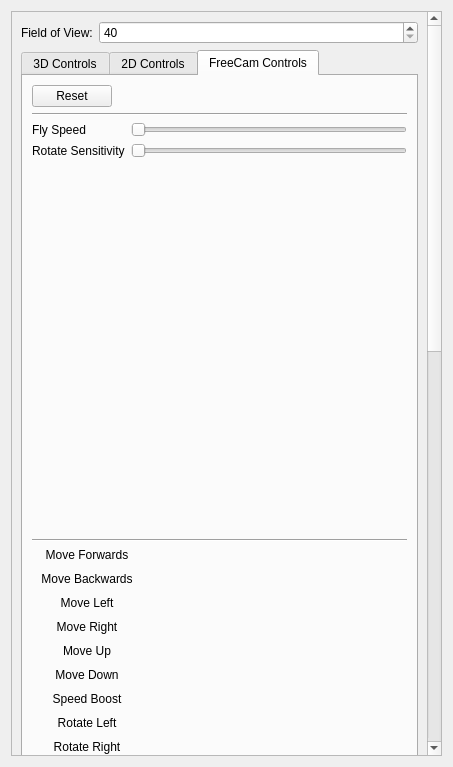
First picture: the form in Tools/HolocronToolset/src/ui/widgets/settings/module_designer.ui, repository NickHugi/PyKotor, before the edit.
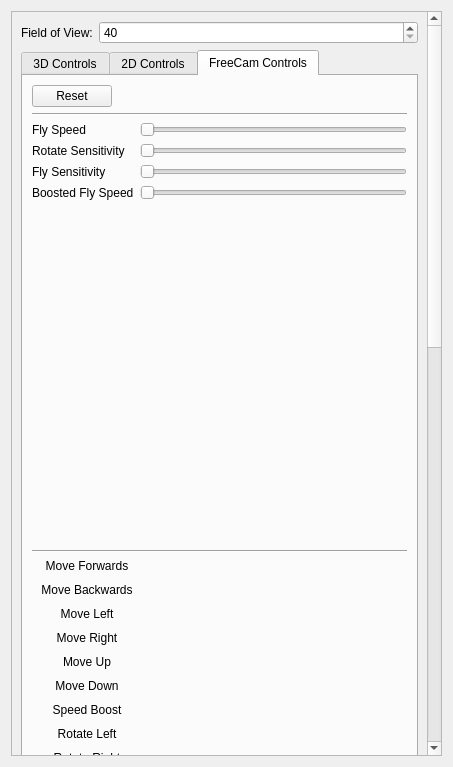
Second picture: the form after the edit. The open tabs and pages were chosen to show the change. Custom widgets are drawn as their Qt base class.

Commit message: implement remaining module designer binds/sliders

Patch:
```diff
--- a/Tools/HolocronToolset/src/ui/widgets/settings/module_designer.ui
+++ b/Tools/HolocronToolset/src/ui/widgets/settings/module_designer.ui
@@ -125,13 +125,6 @@
                                                             </property>
                                                         </widget>
                                                     </item>
-                                                    <item row="2" column="0">
-                                                        <widget class="QLabel" name="label_42">
-                                                            <property name="text">
-                                                                <string>Zoom Sensitivity</string>
-                                                            </property>
-                                                        </widget>
-                                                    </item>
                                                     <item row="1" column="1">
                                                         <widget class="QSlider" name="rotateCameraSensitivity3dEdit">
                                                             <property name="minimum">
@@ -145,6 +138,13 @@
                                                             </property>
                                                         </widget>
                                                     </item>
+                                                    <item row="2" column="0">
+                                                        <widget class="QLabel" name="label_42">
+                                                            <property name="text">
+                                                                <string>Zoom Sensitivity</string>
+                                                            </property>
+                                                        </widget>
+                                                    </item>
                                                     <item row="2" column="1">
                                                         <widget class="QSlider" name="zoomCameraSensitivity3dEdit">
                                                             <property name="minimum">
@@ -158,6 +158,26 @@
                                                             </property>
                                                         </widget>
                                                     </item>
+                                                    <item row="3" column="0">
+                                                        <widget class="QLabel" name="label">
+                                                            <property name="text">
+                                                                <string>Boosted Speed</string>
+                                                            </property>
+                                                        </widget>
+                                                    </item>
+                                                    <item row="3" column="1">
+                                                        <widget class="QSlider" name="boostedMoveCameraSensitivity3dEdit">
+                                                            <property name="minimum">
+                                                                <number>10</number>
+                                                            </property>
+                                                            <property name="maximum">
+                                                                <number>1000</number>
+                                                            </property>
+                                                            <property name="orientation">
+                                                                <enum>Qt::Horizontal</enum>
+                                                            </property>
+                                                        </widget>
+                                                    </item>
                                                 </layout>
                                             </item>
                                             <item>
@@ -1287,6 +1307,46 @@
                                                             </property>
                                                         </widget>
                                                     </item>
+                                                    <item row="2" column="0">
+                                                        <widget class="QLabel" name="label_60">
+                                                            <property name="text">
+                                                                <string>Fly Sensitivity</string>
+                                                            </property>
+                                                        </widget>
+                                                    </item>
+                                                    <item row="2" column="1">
+                                                        <widget class="QSlider" name="flyCameraSensitivityFcEdit">
+                                                            <property name="minimum">
+                                                                <number>10</number>
+                                                            </property>
+                                                            <property name="maximum">
+                                                                <number>1000</number>
+                                                            </property>
+                                                            <property name="orientation">
+                                                                <enum>Qt::Horizontal</enum>
+                                                            </property>
+                                                        </widget>
+                                                    </item>
+                                                    <item row="3" column="0">
+                                                        <widget class="QLabel" name="label_60">
+                                                            <property name="text">
+                                                                <string>Boosted Fly Speed</string>
+                                                            </property>
+                                                        </widget>
+                                                    </item>
+                                                    <item row="3" column="1">
+                                                        <widget class="QSlider" name="boostedFlyCameraSpeedFCEdit">
+                                                            <property name="minimum">
+                                                                <number>10</number>
+                                                            </property>
+                                                            <property name="maximum">
+                                                                <number>1000</number>
+                                                            </property>
+                                                            <property name="orientation">
+                                                                <enum>Qt::Horizontal</enum>
+                                                            </property>
+                                                        </widget>
+                                                    </item>
                                                 </layout>
                                             </item>
                                             <item>
```
The commit also changes 1 other file.
